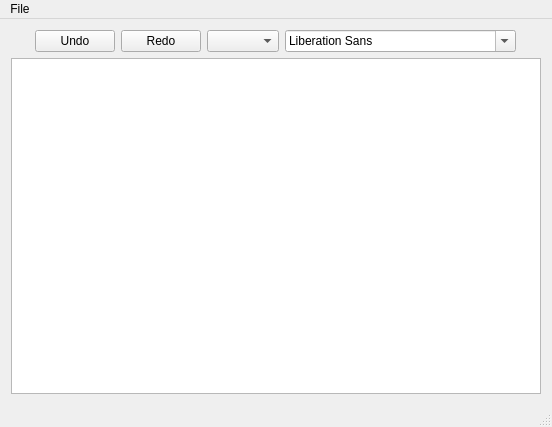
The window that Text_Editor/notepad.ui (prvln/text_editors) describes before a commit, drawn with Qt 5.
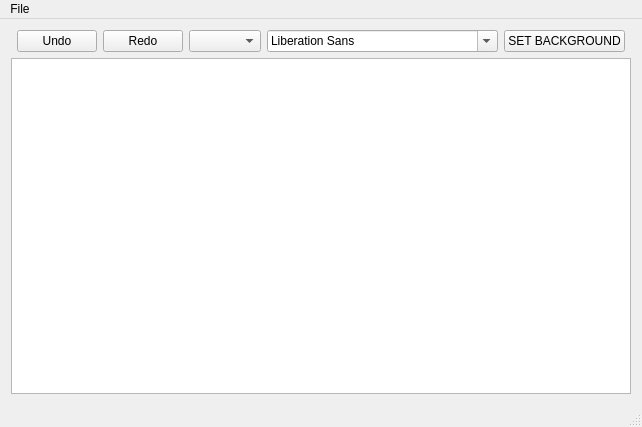
The same window after the commit.

Diff of the .ui file:
```diff
--- a/Text_Editor/notepad.ui
+++ b/Text_Editor/notepad.ui
@@ -15,8 +15,18 @@
   </property>
   <widget class="QWidget" name="centralWidget">
    <layout class="QGridLayout" name="gridLayout">
-    <item row="0" column="3">
-     <widget class="QComboBox" name="comboBox"/>
+    <item row="0" column="0">
+     <spacer name="horizontalSpacer_2">
+      <property name="orientation">
+       <enum>Qt::Horizontal</enum>
+      </property>
+      <property name="sizeHint" stdset="0">
+       <size>
+        <width>40</width>
+        <height>20</height>
+       </size>
+      </property>
+     </spacer>
     </item>
     <item row="0" column="2">
      <widget class="QPushButton" name="redo">
@@ -25,22 +35,15 @@
       </property>
      </widget>
     </item>
-    <item row="0" column="5">
-     <spacer name="horizontalSpacer">
-      <property name="orientation">
-       <enum>Qt::Horizontal</enum>
-      </property>
-      <property name="sizeHint" stdset="0">
-       <size>
-        <width>40</width>
-        <height>20</height>
-       </size>
-      </property>
-     </spacer>
-    </item>
     <item row="0" column="4">
      <widget class="QFontComboBox" name="fontComboBox"/>
     </item>
+    <item row="1" column="0" colspan="7">
+     <widget class="QTextEdit" name="textEdit"/>
+    </item>
+    <item row="0" column="3">
+     <widget class="QComboBox" name="comboBox"/>
+    </item>
     <item row="0" column="1">
      <widget class="QPushButton" name="undo">
       <property name="text">
@@ -48,8 +51,8 @@
       </property>
      </widget>
     </item>
-    <item row="0" column="0">
-     <spacer name="horizontalSpacer_2">
+    <item row="0" column="6">
+     <spacer name="horizontalSpacer">
       <property name="orientation">
        <enum>Qt::Horizontal</enum>
       </property>
@@ -61,8 +64,12 @@
       </property>
      </spacer>
     </item>
-    <item row="1" column="0" colspan="6">
-     <widget class="QTextEdit" name="textEdit"/>
+    <item row="0" column="5">
+     <widget class="QPushButton" name="setBackgroundButton">
+      <property name="text">
+       <string>SET BACKGROUND</string>
+      </property>
+     </widget>
     </item>
    </layout>
   </widget>
```
